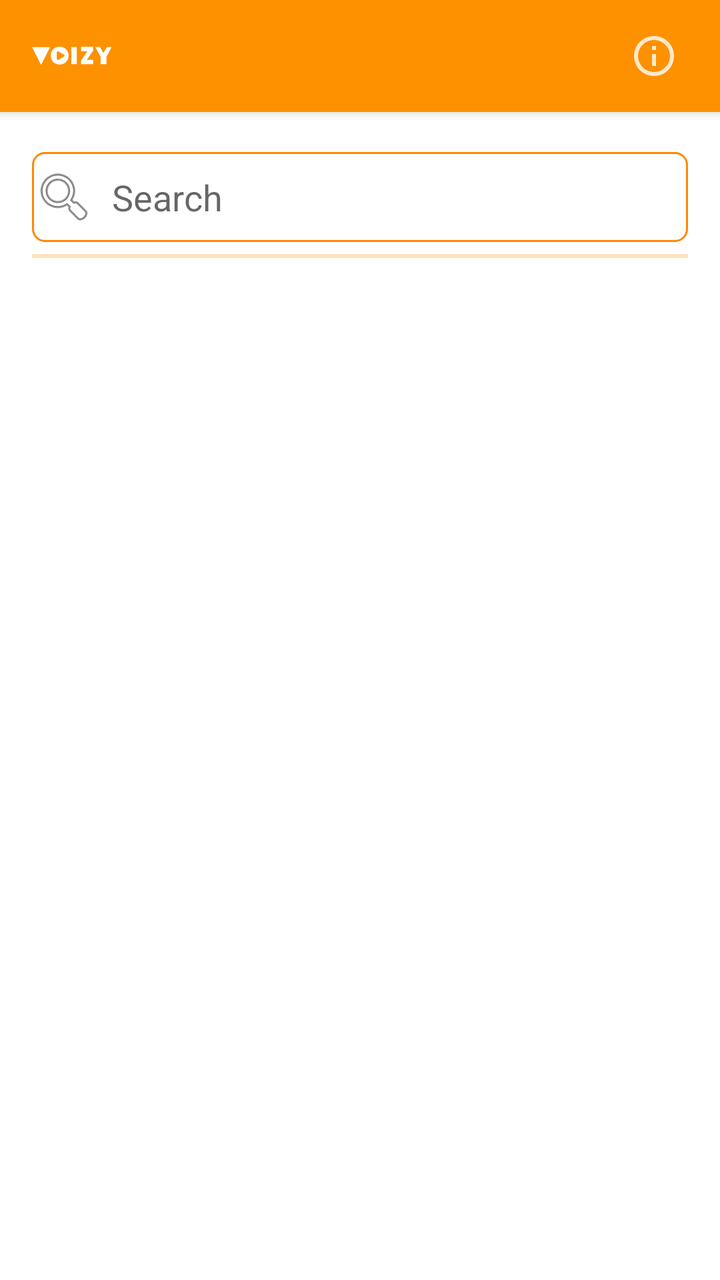
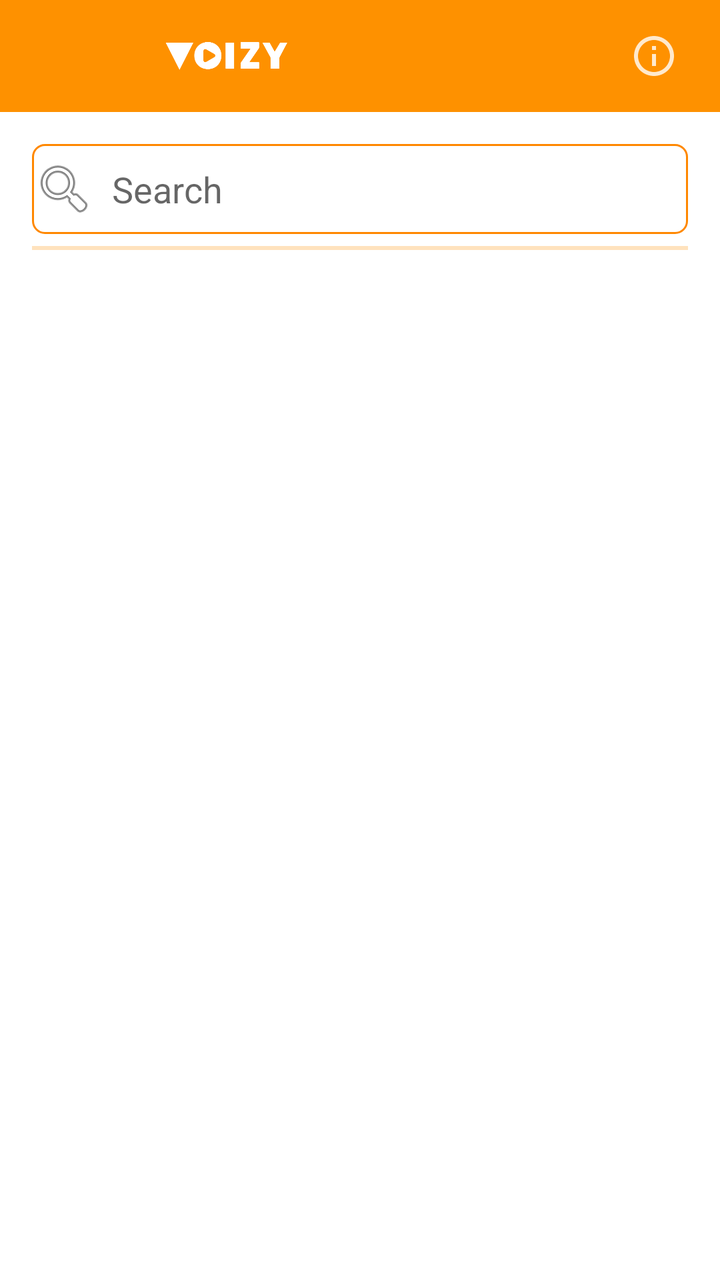

Screens rendered from an Android XML layout before and after an edit, with the pre-edit source and the edit as a unified diff.
<!-- AndroidManifest.xml: application theme AppTheme.Launcher -->
<!-- res/layout/library_fragment.xml -->
<?xml version="1.0" encoding="utf-8"?>
<androidx.constraintlayout.widget.ConstraintLayout xmlns:app="http://schemas.android.com/apk/res-auto"
    xmlns:android="http://schemas.android.com/apk/res/android"
    android:layout_width="match_parent"
    android:layout_height="match_parent"
    android:background="@android:color/white">

    <com.google.android.material.appbar.AppBarLayout
        android:id="@+id/app_bar_layout"
        android:layout_height="60dp"
        android:layout_width="match_parent"
        app:layout_constraintTop_toTopOf="parent">

        <android.widget.Toolbar
            android:id="@+id/toolbar"
            android:theme="@style/VoizyAppBarTheme"
            android:layout_width="match_parent"
            android:layout_height="?attr/actionBarSize"
            android:elevation="4dp">

            <ImageView
                android:layout_width="wrap_content"
                android:layout_height="wrap_content"
                android:src="@drawable/voizy_logo" />

            <ImageButton
                android:id="@+id/btn_privacy_policy"
                android:layout_width="50dp"
                android:layout_height="50dp"
                android:layout_marginEnd="8dp"
                android:layout_gravity="end"
                android:src="@drawable/info_white"
                android:background="@android:color/transparent" />

        </android.widget.Toolbar>

    </com.google.android.material.appbar.AppBarLayout>

    <EditText
        android:id="@+id/et_search"
        android:layout_width="0dp"
        android:layout_height="45dp"
        android:layout_marginTop="16dp"
        android:layout_marginStart="16dp"
        android:layout_marginEnd="16dp"
        app:layout_constraintStart_toStartOf="parent"
        app:layout_constraintTop_toBottomOf="@id/app_bar_layout"
        app:layout_constraintEnd_toEndOf="parent"
        android:drawablePadding="8dp"
        android:foregroundTintMode="@android:color/white"
        android:drawableLeft="@android:drawable/ic_menu_search"
        android:hint="Search"
        android:background="@drawable/border_background" />

    
    
    
    
    
    
    
    
    

    <ProgressBar
        android:id="@+id/initial_loader"
        style="?android:attr/progressBarStyleHorizontal"
        android:layout_width="match_parent"
        android:layout_height="10dp"
        android:layout_marginStart="16dp"
        android:layout_marginEnd="16dp"
        android:layout_marginTop="2dp"
        app:layout_constraintTop_toBottomOf="@+id/et_search"
        android:indeterminate="true"
        android:progressTint="@android:color/holo_orange_dark"
        android:progressBackgroundTint="@android:color/transparent" />

    <androidx.recyclerview.widget.RecyclerView
        android:id="@+id/rv_voizy_list"
        android:layout_width="match_parent"
        android:layout_height="0dp"
        app:layout_constraintTop_toBottomOf="@+id/initial_loader"
        android:layout_marginBottom="8dp"
        android:layout_marginTop="2dp"
        app:layout_constraintBottom_toBottomOf="parent">

    </androidx.recyclerview.widget.RecyclerView>

    <com.google.android.material.floatingactionbutton.FloatingActionButton
        android:id="@+id/test_button"
        android:layout_width="wrap_content"
        android:layout_height="wrap_content"
        android:layout_marginBottom="8dp"
        app:layout_constraintBottom_toBottomOf="parent"
        app:layout_constraintEnd_toEndOf="parent"
        android:layout_marginEnd="8dp"
        android:visibility="gone"
        android:src="@android:drawable/ic_input_add" />

</androidx.constraintlayout.widget.ConstraintLayout>
<!-- resources referenced by this layout -->
<resources>
  <!-- drawable border_background (drawable) -->
  <layer-list xmlns:android="http://schemas.android.com/apk/res/android">
      <item>
          <shape>
              <corners android:radius="6dp"/>
              <solid android:color="@android:color/transparent"/>
              <stroke
                  android:width="1dp"
                  android:color="@android:color/holo_orange_dark"/>
          </shape>
      </item>
  </layer-list>
  <!-- drawable info_white (drawable-anydpi) -->
  <vector xmlns:android="http://schemas.android.com/apk/res/android"
      android:width="24dp"
      android:height="24dp"
      android:viewportWidth="24"
      android:viewportHeight="24"
      android:tint="#FFFFFF"
      android:alpha="0.8">
      <path
          android:fillColor="#FF000000"
          android:pathData="M11,17h2v-6h-2v6zM12,2C6.48,2 2,6.48 2,12s4.48,10 10,10 10,-4.48 10,-10S17.52,2 12,2zM12,20c-4.41,0 -8,-3.59 -8,-8s3.59,-8 8,-8 8,3.59 8,8 -3.59,8 -8,8zM11,9h2L13,7h-2v2z"/>
  </vector>
  <!-- drawable voizy_logo: png bitmap (drawable-hdpi, 1070 bytes) -->
  <style name="VoizyAppBarTheme" parent="@style/Widget.AppCompat.ActionBar">
          <item name="android:background">@color/voizy_orange</item>
          <item name="android:icon">@drawable/splash_screen_image</item>
      </style>
  <style name="AppTheme.Launcher" parent="AppTheme">
          <item name="android:windowBackground">@drawable/splash_screen_drawable</item>
          <item name="android:windowTranslucentStatus">true</item>
          <item name="android:windowTranslucentNavigation">true</item>
      </style>
  <color name="voizy_orange">#FE9100</color>
  <!-- drawable splash_screen_image: png bitmap (drawable, 5870 bytes) -->
  <style name="AppTheme" parent="@style/Theme.AppCompat.Light.DarkActionBar">
          
          <item name="colorPrimary">@android:color/white</item>
          <item name="colorPrimaryDark">@android:color/white</item>
          <item name="colorAccent">@color/voizy_orange</item>
          <item name="android:statusBarColor">@color/voizy_orange</item>
          <item name="actionBarStyle">@style/VoizyAppBarTheme</item>
      </style>
  <!-- drawable splash_screen_drawable (drawable) -->
  <?xml version="1.0" encoding="utf-8"?>
  <layer-list xmlns:android="http://schemas.android.com/apk/res/android"
      android:opacity="opaque">
  
      <item android:drawable="@color/voizy_orange"/>
  
      <item>
          <bitmap
              android:src="@drawable/splash_screen_image"
              android:gravity="center"/>
      </item>
  
  </layer-list>
</resources>

<!-- the commit's change to res/layout/library_fragment.xml (unified diff, before → after) -->
@@ -7,7 +7,7 @@
 
     <com.google.android.material.appbar.AppBarLayout
         android:id="@+id/app_bar_layout"
-        android:layout_height="60dp"
+        android:layout_height="?android:attr/actionBarSize"
         android:layout_width="match_parent"
         app:layout_constraintTop_toTopOf="parent">
 
@@ -15,12 +15,15 @@
             android:id="@+id/toolbar"
             android:theme="@style/VoizyAppBarTheme"
             android:layout_width="match_parent"
-            android:layout_height="?attr/actionBarSize"
+            android:layout_height="match_parent"
             android:elevation="4dp">
 
             <ImageView
                 android:layout_width="wrap_content"
                 android:layout_height="wrap_content"
+                android:layout_marginStart="24dp"
+                android:layout_marginTop="21dp"
+                android:layout_marginBottom="21dp"
                 android:src="@drawable/voizy_logo" />
 
             <ImageButton
<!-- resource entries referenced after the edit -->
@@ -24,7 +24,7 @@
           android:fillColor="#FF000000"
           android:pathData="M11,17h2v-6h-2v6zM12,2C6.48,2 2,6.48 2,12s4.48,10 10,10 10,-4.48 10,-10S17.52,2 12,2zM12,20c-4.41,0 -8,-3.59 -8,-8s3.59,-8 8,-8 8,3.59 8,8 -3.59,8 -8,8zM11,9h2L13,7h-2v2z"/>
   </vector>
-  <!-- drawable voizy_logo: png bitmap (drawable-hdpi, 1070 bytes) -->
+  <!-- drawable voizy_logo: png bitmap (drawable-hdpi, 5680 bytes) -->
   <style name="VoizyAppBarTheme" parent="@style/Widget.AppCompat.ActionBar">
           <item name="android:background">@color/voizy_orange</item>
           <item name="android:icon">@drawable/splash_screen_image</item>
